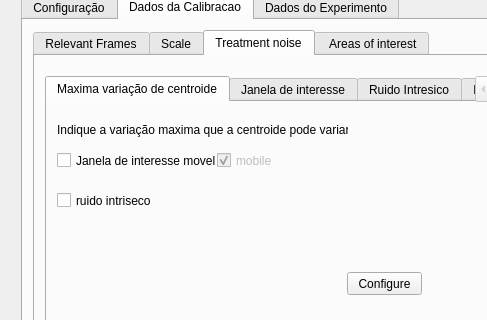
Before: the Qt Designer form telacadastrofilme.ui in EthoWatcher/ethowatcher, drawn with Qt 5; both pictures show x 0 to 487 and y 124 to 444 of the 1076 by 770 pixel window.
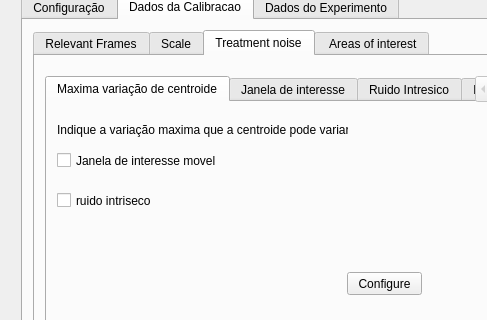
After: the same form once the commit is applied. The open tabs and pages were chosen to show the change. Icons and pictures are not drawn.

Commit message: Eliminado o botão mobile

What changed in the file:
```diff
--- a/telacadastrofilme.ui
+++ b/telacadastrofilme.ui
@@ -1553,25 +1553,6 @@
              <string>Configure</string>
             </property>
            </widget>
-           <widget class="QCheckBox" name="cbMovel">
-            <property name="enabled">
-             <bool>false</bool>
-            </property>
-            <property name="geometry">
-             <rect>
-              <x>170</x>
-              <y>50</y>
-              <width>61</width>
-              <height>17</height>
-             </rect>
-            </property>
-            <property name="text">
-             <string>mobile</string>
-            </property>
-            <property name="checked">
-             <bool>true</bool>
-            </property>
-           </widget>
           </widget>
           <widget class="QWidget" name="tab_2">
            <attribute name="title">
```
The commit also changes 3 other files.
